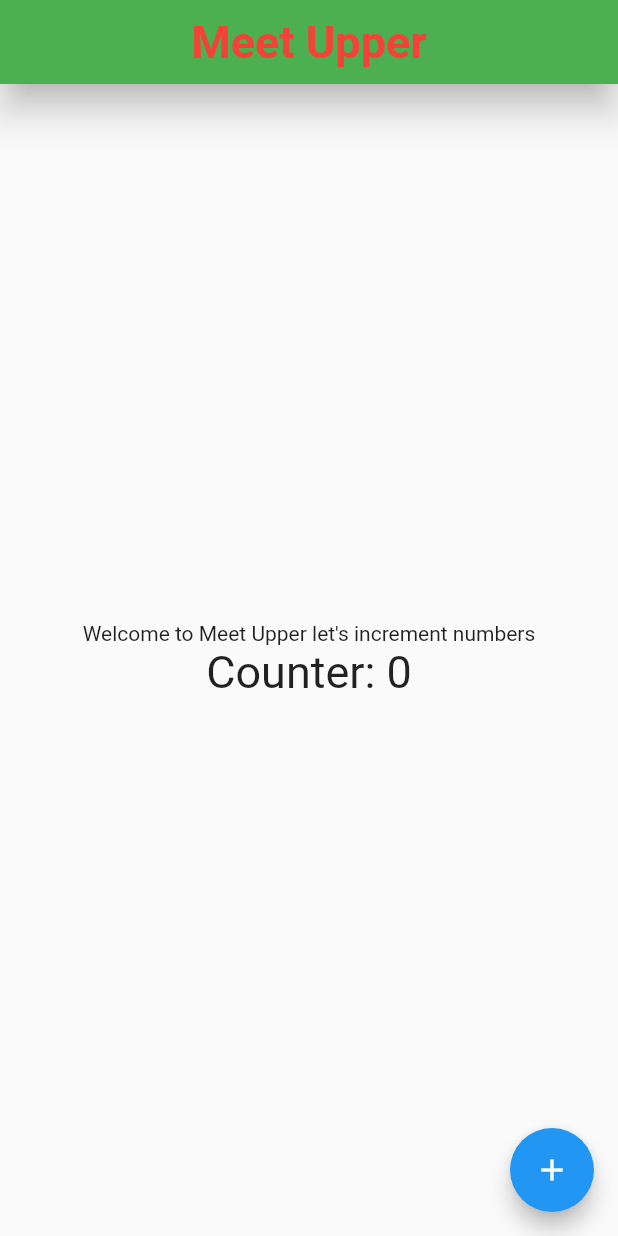
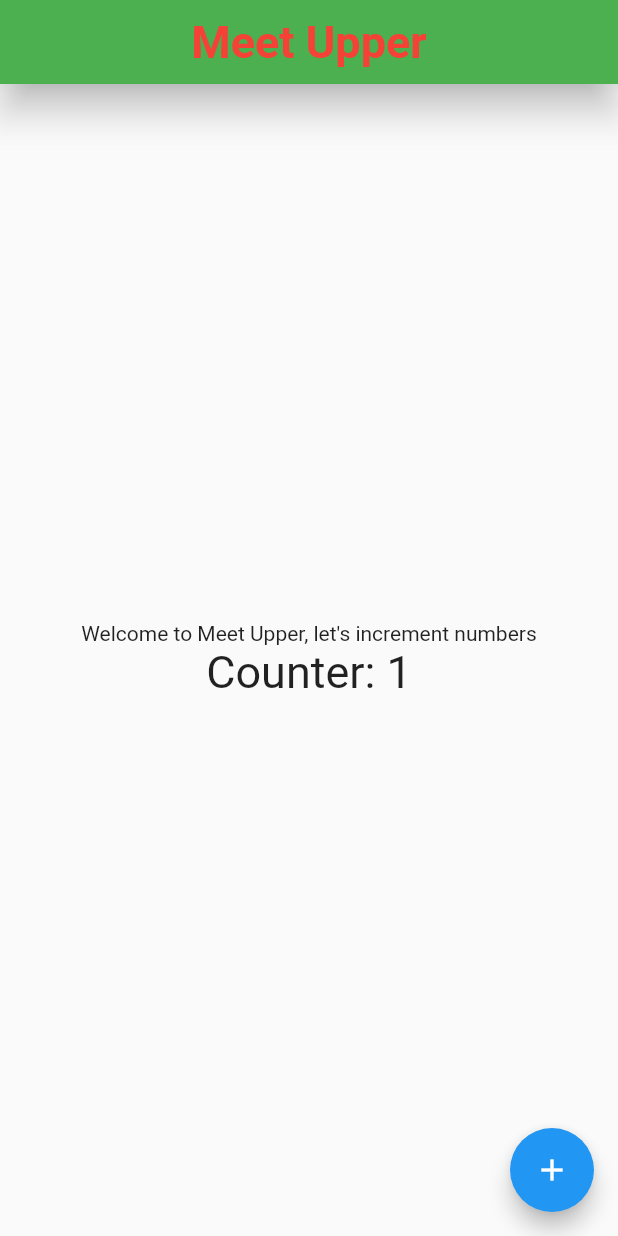
Before and after one commit to mzeiger/flutter_meeter_upper, a Flutter app: the screen it shows after launch, after a tap on the "add" icon, on a phone screen of 412 x 824 dp. Run offline on Flutter 3.47's test engine with Material 2 defaults, Android fonts, the phone set to English and light mode, and no system bars.

Commit message:
Start of tutorial

```diff
--- a/lib/main.dart
+++ b/lib/main.dart
@@ -9,6 +9,7 @@ class MeetupperApp extends StatelessWidget {
   @override
   Widget build(BuildContext context) {
     return MaterialApp(
+
         debugShowCheckedModeBanner: false,
         theme: ThemeData(primarySwatch: Colors.blue),
         home: CounterHomeScreen(title: appTitle,)
--- a/lib/src/screens/counter_home_screen.dart
+++ b/lib/src/screens/counter_home_screen.dart
@@ -3,8 +3,9 @@ import 'package:flutter/material.dart';
 class CounterHomeScreen extends StatefulWidget {
   final String _title;
 
-  CounterHomeScreen({super.key, required String title}) : _title = title;
+  const CounterHomeScreen({super.key, required String title}) : _title = title;
 
+  @override
   CounterHomeScreenState createState() {
     return CounterHomeScreenState();
   }
@@ -21,18 +22,16 @@ class CounterHomeScreenState extends State<CounterHomeScreen> {
 
   @override
   Widget build(BuildContext context) {
-    print('Calling build');
     return Scaffold(
       floatingActionButton: FloatingActionButton(
         onPressed: () {
-          print('Floating button pressed');
-          print(_counter++);
+          _increment();
         },
         tooltip: 'Increment',
         child: const Icon(Icons.add),
       ),
       appBar: AppBar(
-        title: const Text('Meet Upper'),
+        title: Text(widget._title),
         centerTitle: true,
         elevation: 10,
         backgroundColor: Colors.green,
@@ -43,7 +42,7 @@ class CounterHomeScreenState extends State<CounterHomeScreen> {
         child: Column(
           mainAxisAlignment: MainAxisAlignment.center,
           children: [
-            Text('Welcome to ${widget._title} let\'s increment numbers'),
+            Text('Welcome to ${widget._title}, let\'s increment numbers'),
             Text(
               'Counter: $_counter',
               style: const TextStyle(fontSize: 30),
```
